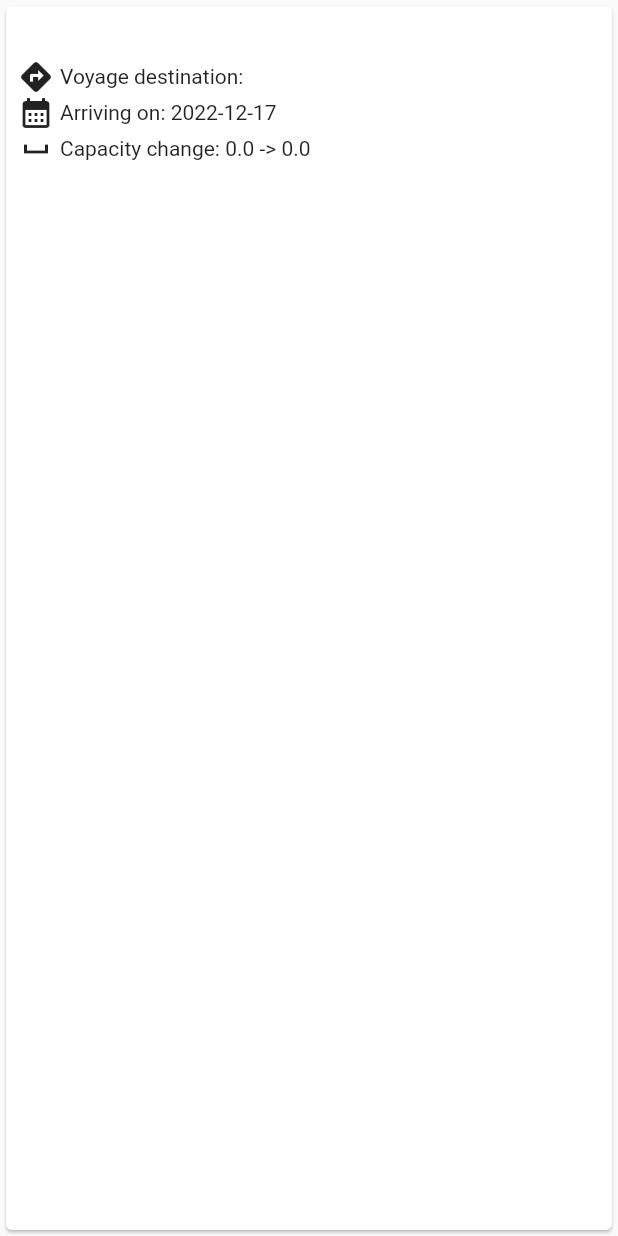
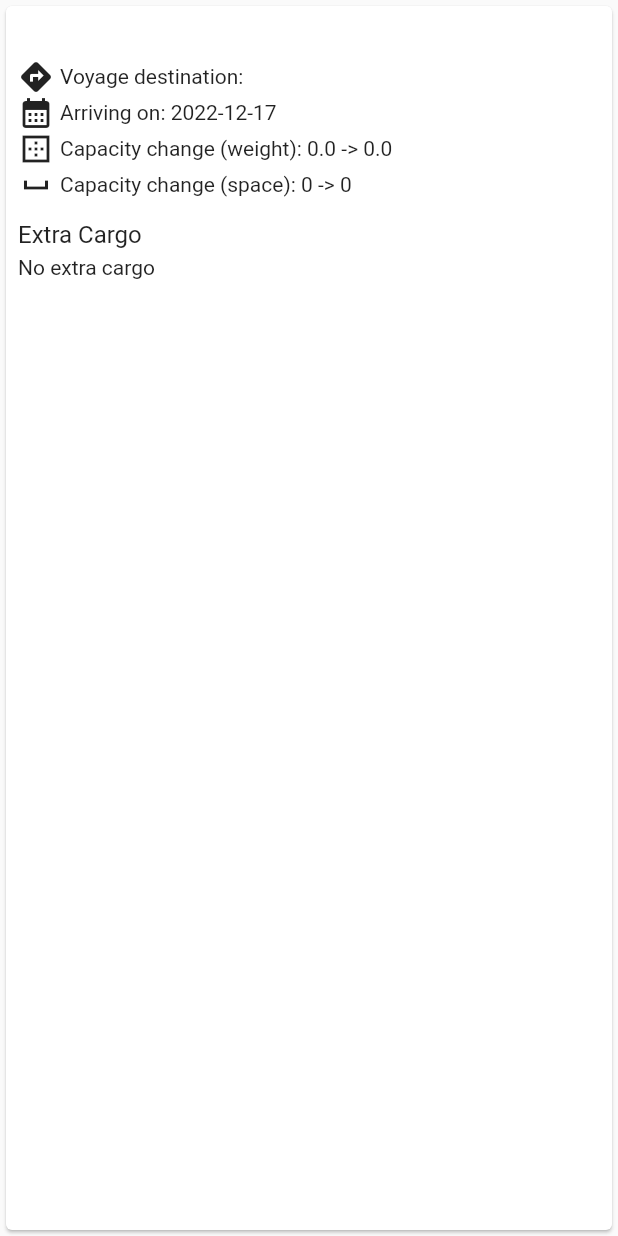
Before and after one commit to CameronMcClymont/Mercuria, a Flutter app: the VesselWidget widget shown alone on an empty page, opened directly with empty values, on a phone screen of 412 x 824 dp. Run offline on Flutter 3.47's test engine with Material 2 defaults, Android fonts, the phone set to English and light mode, and no system bars.

Commit message:
Add space capacity

```diff
--- a/lib/model/voyage.dart
+++ b/lib/model/voyage.dart
@@ -1,11 +1,13 @@
 class Voyage {
   final String vesselName;
   final String destination;
-  final double capacityBeforeExtraCargo;
-  double? capacityAfterExtraCargo;
+  final double weightCapacityBeforeExtraCargo;
+  double? weightCapacityAfterExtraCargo;
+  final int spaceCapacityBeforeExtraCargo;
+  int? spaceCapacityAfterExtraCargo;
   final DateTime arrivalDate;
 
-  Voyage(this.vesselName, this.destination, this.capacityBeforeExtraCargo, this.capacityAfterExtraCargo, this.arrivalDate);
+  Voyage(this.vesselName, this.destination, this.weightCapacityBeforeExtraCargo, this.weightCapacityAfterExtraCargo, this.spaceCapacityBeforeExtraCargo, this.spaceCapacityAfterExtraCargo, this.arrivalDate);
 
-  Voyage.clone(Voyage voyage): this(voyage.vesselName, voyage.destination, voyage.capacityBeforeExtraCargo, voyage.capacityAfterExtraCargo, voyage.arrivalDate);
+  Voyage.clone(Voyage voyage): this(voyage.vesselName, voyage.destination, voyage.weightCapacityBeforeExtraCargo, voyage.weightCapacityAfterExtraCargo, voyage.spaceCapacityBeforeExtraCargo, voyage.spaceCapacityAfterExtraCargo, voyage.arrivalDate);
 }
--- a/lib/pages/home.dart
+++ b/lib/pages/home.dart
@@ -14,14 +14,15 @@ class Home extends StatefulWidget {
 
 class _HomeState extends State<Home> {
   List<Voyage> voyageList = [
-    Voyage('Destroyer', 'Cape Town, South Africa', 23, null, DateTime.now().add(const Duration(days: 1))),
-    Voyage('HMS Mercuria', 'Singapore', 3, null, DateTime.now()),
+    Voyage('Destroyer', 'Cape Town, South Africa', 23, null, 5, null, DateTime.now().add(const Duration(days: 1))),
+    Voyage('HMS Mercuria', 'Singapore', 6, null, 1, null, DateTime.now()),
   ];
   List<Cargo> cargoList = [
     Cargo(4, 'Cape Town, South Africa', DateTime.now().add(const Duration(days: 1))),
     Cargo(7, 'Cape Town, South Africa', DateTime.now().add(const Duration(days: 1))),
     Cargo(4, 'Mars', DateTime.now().add(const Duration(days: 2))),
     Cargo(3, 'Singapore', DateTime.now().add(const Duration(days: 4))),
+    Cargo(2, 'Singapore', DateTime.now().add(const Duration(days: 4))),
     Cargo(3, 'Cape Town, South Africa', DateTime.now()),
     Cargo(32, 'Cape Town, South Africa', DateTime.now().add(const Duration(days: 4))),
   ];
--- a/lib/pages/register_voyage_page.dart
+++ b/lib/pages/register_voyage_page.dart
@@ -14,16 +14,23 @@ class RegisterVoyagePage extends StatefulWidget {
 class _RegisterVoyagePageState extends State<RegisterVoyagePage> {
   late TextEditingController nameController;
   late TextEditingController destController;
-  late TextEditingController capacityController;
+  late TextEditingController weightController;
+  late TextEditingController spaceController;
   DateTime? arrivalDate;
 
   void _onConfirm() {
     String name = nameController.text;
     String dest = destController.text;
 
-    double? capacity = double.tryParse(capacityController.text);
-    if (capacity == null) {
-      ScaffoldMessenger.of(context).showSnackBar(SnackBar(content: Text('Value: "${capacityController.text}" is invalid.'), duration: const Duration(seconds: 2)));
+    double? weight = double.tryParse(weightController.text);
+    if (weight == null) {
+      ScaffoldMessenger.of(context).showSnackBar(SnackBar(content: Text('Weight: "${weightController.text}" is invalid.'), duration: const Duration(seconds: 2)));
+      return;
+    }
+
+    int? space = int.tryParse(spaceController.text);
+    if (space == null) {
+      ScaffoldMessenger.of(context).showSnackBar(SnackBar(content: Text('Space: "${spaceController.text}" is invalid.'), duration: const Duration(seconds: 2)));
       return;
     }
 
@@ -32,7 +39,7 @@ class _RegisterVoyagePageState extends State<RegisterVoyagePage> {
       return;
     }
 
-    widget.onConfirm(Voyage(name, dest, capacity, null, arrivalDate!));
+    widget.onConfirm(Voyage(name, dest, weight, null, space, null, arrivalDate!));
     Navigator.pop(context);
   }
 
@@ -41,14 +48,14 @@ class _RegisterVoyagePageState extends State<RegisterVoyagePage> {
     super.initState();
     nameController = TextEditingController();
     destController = TextEditingController();
-    capacityController = TextEditingController();
+    weightController = TextEditingController();
   }
 
   @override
   void dispose() {
     nameController.dispose();
     destController.dispose();
-    capacityController.dispose();
+    weightController.dispose();
     super.dispose();
   }
 
@@ -75,8 +82,12 @@ class _RegisterVoyagePageState extends State<RegisterVoyagePage> {
                 decoration: const InputDecoration(labelText: 'Voyage Destination'),
               ),
               TextField(
-                controller: capacityController,
-                decoration: const InputDecoration(labelText: 'Available Cargo Capacity', hintText: '4.2 (metric tons)'),
+                controller: weightController,
+                decoration: const InputDecoration(labelText: 'Available Capacity (Weight)', hintText: '4.2 (metric tons)'),
+              ),
+              TextField(
+                controller: spaceController,
+                decoration: const InputDecoration(labelText: 'Available Capacity (Space)', hintText: '3 (units)'),
               ),
               const SizedBox(height: 16),
               TextButton(
--- a/lib/voyages_list.dart
+++ b/lib/voyages_list.dart
@@ -32,7 +32,7 @@ class _VoyagesListState extends State<VoyagesList> {
           itemBuilder: (context, i) {
             Voyage voyage = widget.voyageList[i];
             return ListTile(
-              title: Text('Destination: ${voyage.destination}, capacity: ${voyage.capacityBeforeExtraCargo} tonnes, arrival date: ${voyage.arrivalDate.year}-${voyage.arrivalDate.month}-${voyage.arrivalDate.day}'),
+              title: Text('Destination: ${voyage.destination}, capacity (weight): ${voyage.weightCapacityBeforeExtraCargo} tonnes, arrival date: ${voyage.arrivalDate.year}-${voyage.arrivalDate.month}-${voyage.arrivalDate.day}'),
               onTap: () {},
             );
           },
--- a/lib/widgets/cargoWidget.dart
+++ b/lib/widgets/cargoWidget.dart
@@ -1,5 +1,4 @@
 import 'package:challenge_3/model/cargo.dart';
-import 'package:challenge_3/model/voyage.dart';
 import 'package:flutter/material.dart';
 
 class CargoWidget extends StatefulWidget {
--- a/lib/widgets/vesselWidget.dart
+++ b/lib/widgets/vesselWidget.dart
@@ -42,15 +42,34 @@ class _VesselWidgetState extends State<VesselWidget> {
                 Text('Arriving on: ${widget.voyage.arrivalDate.year}-${widget.voyage.arrivalDate.month}-${widget.voyage.arrivalDate.day}'),
               ],
             ),
-            if (widget.voyage.capacityAfterExtraCargo != null)
+            if (widget.voyage.weightCapacityAfterExtraCargo != null)
+              Row(
+                children: [
+                  const Icon(Icons.border_outer),
+                  const SizedBox(width: 4),
+                  Text('Capacity change (weight): ${widget.voyage.weightCapacityBeforeExtraCargo} -> ${widget.voyage.weightCapacityAfterExtraCargo}'),
+                ],
+              ),
+            if (widget.voyage.spaceCapacityAfterExtraCargo != null)
               Row(
                 children: [
                   const Icon(Icons.space_bar),
                   const SizedBox(width: 4),
-                  Text('Capacity change: ${widget.voyage.capacityBeforeExtraCargo} -> ${widget.voyage.capacityAfterExtraCargo}'),
+                  Text('Capacity change (space): ${widget.voyage.spaceCapacityBeforeExtraCargo} -> ${widget.voyage.spaceCapacityAfterExtraCargo}'),
                 ],
               ),
-            MasonryGridView.count(
+            const SizedBox(height: 12),
+            const Text(
+              'Extra Cargo',
+              style: TextStyle(fontSize: 16),
+            ),
+            const SizedBox(height: 4),
+            Builder(
+              builder: (_) {
+                if (widget.cargoList.isEmpty) {
+                  return const Text('No extra cargo');
+                } else {
+                  return MasonryGridView.count(
                     shrinkWrap: true,
                     itemCount: widget.cargoList.length,
                     crossAxisCount: 2,
@@ -59,7 +78,10 @@ class _VesselWidgetState extends State<VesselWidget> {
                     itemBuilder: (_, j) {
                       return CargoWidget(cargo: widget.cargoList[j]);
                     },
-            ),
+                  );
+                }
+              },
+            )
           ],
         ),
       ),
```
Also changed, not shown: lib/match_page.dart (+10 -6 lines). Lines whose indentation alone changed are shown as unchanged.
